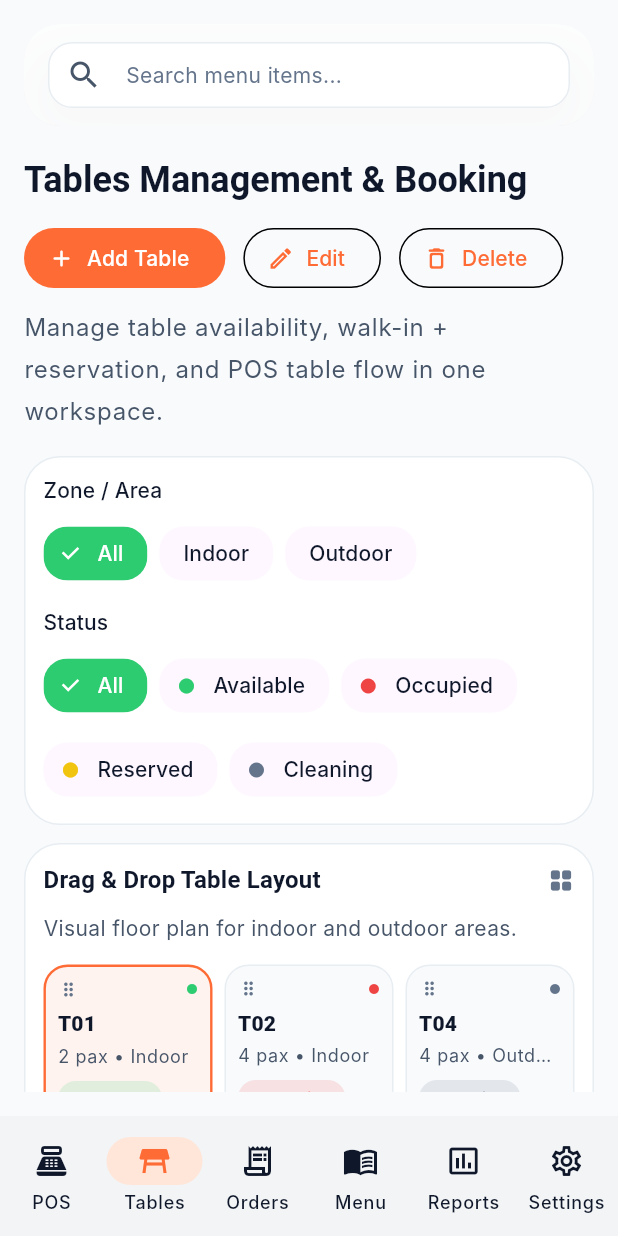
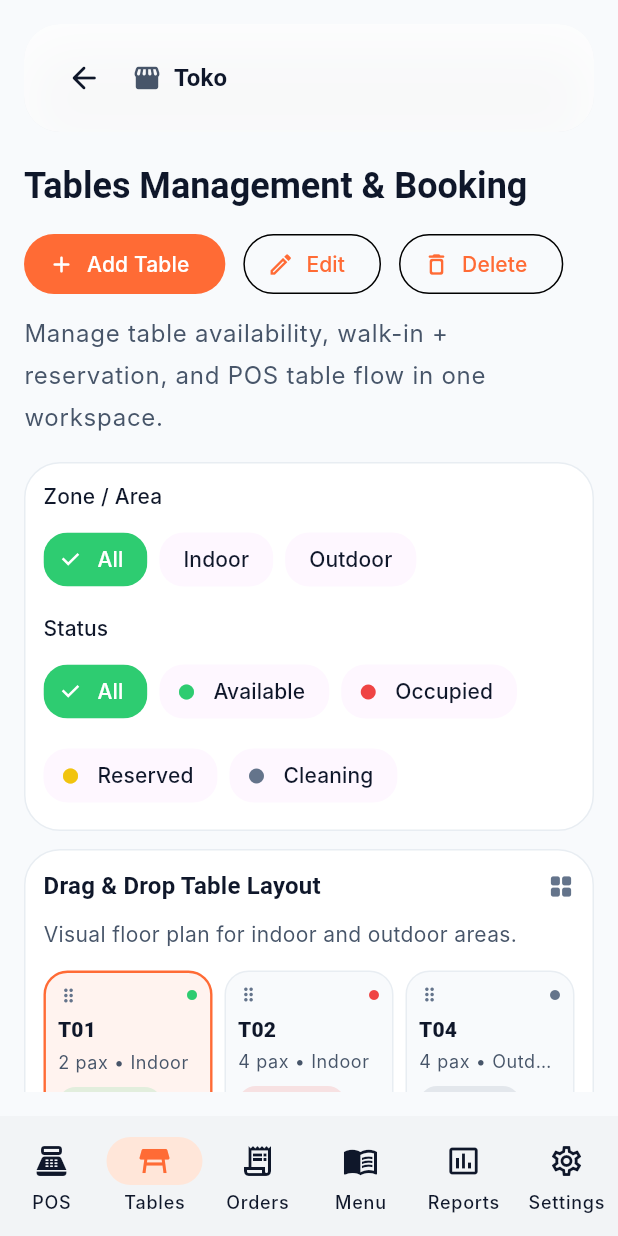
Before and after one commit to Dhegas/fe_gangsta_flutter, a Flutter app: the PosPage screen opened directly, item 2 of the bottom bar chosen, on a phone screen of 412 x 824 dp. Run offline on Flutter 3.47's test engine with Material 3 defaults, Android fonts, the phone set to English and light mode, and no system bars; our stand-ins replace qr_flutter; missing offline and left inert: dart:html, mobile_scanner; network calls fail; Roboto replaces fonts that are missing (Inter, Plus Jakarta Sans).

Commit message:
feat: menambahkan tombol kembali ke outlet lain pada tampilan mobile, dan memperbaiki searchbar dan menghapus searchbar pada halaman fitur lain dna mengadakannya pada halaman difitur tertentu sesuai keperluan, dan memperbaiki tampilan profil agar sesuai dengan fallback nama pertama tenant

```diff
--- a/lib/features/merchant/menu_management/presentation/pages/menu_management_page.dart
+++ b/lib/features/merchant/menu_management/presentation/pages/menu_management_page.dart
@@ -92,6 +92,7 @@ class _MenuManagementPageState extends State<MenuManagementPage> {
                             children: [
                               MerchantTopBar(
                                 onSearchChanged: _controller.updateSearch,
+                                searchQuery: state.searchQuery,
                                 isCompact: !isDesktop,
                               ),
                               const SizedBox(height: AppSpacing.space3),
--- a/lib/features/merchant/menu_management/presentation/widgets/merchant_sidebar.dart
+++ b/lib/features/merchant/menu_management/presentation/widgets/merchant_sidebar.dart
@@ -47,7 +47,7 @@ class MerchantSidebar extends StatelessWidget {
                 ),
                 alignment: Alignment.center,
                 child: Text(
-                  'B',
+                  merchantName.isNotEmpty ? merchantName[0].toUpperCase() : 'T',
                   style: textTheme.titleMedium?.copyWith(color: Colors.white),
                 ),
               ),
--- a/lib/features/merchant/menu_management/presentation/widgets/merchant_top_bar.dart
+++ b/lib/features/merchant/menu_management/presentation/widgets/merchant_top_bar.dart
@@ -3,17 +3,52 @@ import 'dart:ui';
 import 'package:fe_gangsta_flutter/design_system/tokens/app_colors.dart';
 import 'package:fe_gangsta_flutter/design_system/tokens/app_radius.dart';
 import 'package:fe_gangsta_flutter/design_system/tokens/app_spacing.dart';
+import 'package:fe_gangsta_flutter/main.dart';
+import 'package:fe_gangsta_flutter/features/merchant/tenant_selection_page.dart';
+import 'package:fe_gangsta_flutter/core/services/api_client.dart';
 import 'package:flutter/material.dart';
 
-class MerchantTopBar extends StatelessWidget {
+class MerchantTopBar extends StatefulWidget {
   const MerchantTopBar({
     super.key,
     required this.onSearchChanged,
+    this.searchQuery = '',
     this.isCompact = false,
+    this.showSearchBar = true,
   });
 
   final ValueChanged<String> onSearchChanged;
+  final String searchQuery;
   final bool isCompact;
+  final bool showSearchBar;
+
+  @override
+  State<MerchantTopBar> createState() => _MerchantTopBarState();
+}
+
+class _MerchantTopBarState extends State<MerchantTopBar> {
+  late final TextEditingController _searchController;
+
+  @override
+  void initState() {
+    super.initState();
+    _searchController = TextEditingController(text: widget.searchQuery);
+  }
+
+  @override
+  void didUpdateWidget(covariant MerchantTopBar oldWidget) {
+    super.didUpdateWidget(oldWidget);
+    if (widget.searchQuery != oldWidget.searchQuery &&
+        widget.searchQuery != _searchController.text) {
+      _searchController.text = widget.searchQuery;
+    }
+  }
+
+  @override
+  void dispose() {
+    _searchController.dispose();
+    super.dispose();
+  }
 
   @override
   Widget build(BuildContext context) {
@@ -41,6 +76,28 @@ class MerchantTopBar extends StatelessWidget {
           ),
           child: Row(
             children: [
+              if (widget.isCompact) ...[
+                IconButton(
+                  onPressed: () {
+                    navigatorKey.currentState?.pushAndRemoveUntil(
+                      MaterialPageRoute<void>(
+                        builder: (context) => MerchantTenantSelectionPage(
+                          onLogoutPressed: () {
+                            AuthState.logout();
+                            navigatorKey.currentState?.pushReplacementNamed('/');
+                          },
+                        ),
+                      ),
+                      (route) => false,
+                    );
+                  },
+                  icon: const Icon(Icons.arrow_back_rounded),
+                  color: isDarkMode ? const Color(0xFFF1F5F9) : AppColors.textPrimary,
+                  tooltip: 'Pilih Outlet Lain',
+                ),
+                const SizedBox(width: AppSpacing.space2),
+              ],
+              if (widget.showSearchBar) ...[
                 Expanded(
                   child: Container(
                     height: 44,
@@ -50,7 +107,8 @@ class MerchantTopBar extends StatelessWidget {
                     ),
                     alignment: Alignment.center,
                     child: TextField(
-                    onChanged: onSearchChanged,
+                      controller: _searchController,
+                      onChanged: widget.onSearchChanged,
                       style: Theme.of(context).textTheme.bodyMedium,
                       decoration: InputDecoration(
                         prefixIcon: Icon(
@@ -67,7 +125,16 @@ class MerchantTopBar extends StatelessWidget {
                     ),
                   ),
                 ),
-              if (!isCompact) ...[
+              ] else ...[
+                _buildDesktopTenantProfile(context, isDarkMode),
+                const Spacer(),
+              ],
+              if (widget.isCompact) ...[
+                if (widget.showSearchBar) ...[
+                  const SizedBox(width: AppSpacing.space2),
+                  _buildTenantProfile(context, isDarkMode),
+                ],
+              ] else ...[
                 const SizedBox(width: AppSpacing.space4),
                 const _TopActionIcon(icon: Icons.notifications_none_outlined),
                 const SizedBox(width: AppSpacing.space2),
@@ -77,6 +144,78 @@ class MerchantTopBar extends StatelessWidget {
           ),
         ),
       ),
+    );
+  }
+
+  Widget _buildTenantProfile(BuildContext context, bool isDarkMode) {
+    final tenantName = ApiClient.activeTenantName ?? 'Toko';
+    final initial = tenantName.isNotEmpty ? tenantName[0].toUpperCase() : 'T';
+    final screenWidth = MediaQuery.of(context).size.width;
+    final showName = screenWidth >= 480;
+
+    return Row(
+      mainAxisSize: MainAxisSize.min,
+      children: [
+        if (showName) ...[
+          Container(
+            constraints: const BoxConstraints(maxWidth: 120),
+            child: Text(
+              tenantName,
+              maxLines: 1,
+              overflow: TextOverflow.ellipsis,
+              style: Theme.of(context).textTheme.labelLarge?.copyWith(
+                    fontWeight: FontWeight.bold,
+                    color: isDarkMode ? const Color(0xFFF1F5F9) : AppColors.textPrimary,
+                  ),
+            ),
+          ),
+          const SizedBox(width: 8),
+        ],
+        Tooltip(
+          message: tenantName,
+          child: Container(
+            height: 36,
+            width: 36,
+            decoration: BoxDecoration(
+              shape: BoxShape.circle,
+              color: isDarkMode ? const Color(0xFF334155) : AppColors.primary.withOpacity(0.15),
+              border: Border.all(
+                color: isDarkMode ? const Color(0xFF475569) : AppColors.primary.withOpacity(0.4),
+                width: 1.5,
+              ),
+            ),
+            alignment: Alignment.center,
+            child: Text(
+              initial,
+              style: Theme.of(context).textTheme.titleSmall?.copyWith(
+                    color: isDarkMode ? const Color(0xFFF1F5F9) : AppColors.primary,
+                    fontWeight: FontWeight.bold,
+                  ),
+            ),
+          ),
+        ),
+      ],
+    );
+  }
+
+  Widget _buildDesktopTenantProfile(BuildContext context, bool isDarkMode) {
+    final tenantName = ApiClient.activeTenantName ?? 'Toko';
+    return Row(
+      children: [
+        Icon(
+          Icons.storefront_rounded,
+          color: isDarkMode ? const Color(0xFF94A3B8) : AppColors.textSecondary,
+          size: 20,
+        ),
+        const SizedBox(width: 8),
+        Text(
+          tenantName,
+          style: Theme.of(context).textTheme.titleMedium?.copyWith(
+                fontWeight: FontWeight.bold,
+                color: isDarkMode ? const Color(0xFFF1F5F9) : AppColors.textPrimary,
+              ),
+        ),
+      ],
     );
   }
 }
--- a/lib/features/merchant/order_management/presentation/pages/order_management_page.dart
+++ b/lib/features/merchant/order_management/presentation/pages/order_management_page.dart
@@ -167,7 +167,7 @@ class _OrderManagementPageState extends State<OrderManagementPage> {
   @override
   Widget build(BuildContext context) {
     final state = _controller.state;
-    final merchantName = ApiClient.activeTenantName ?? 'Bistro Moderne';
+    final merchantName = ApiClient.activeTenantName ?? 'Toko';
 
     return LayoutBuilder(
       builder: (context, constraints) {
@@ -205,6 +205,7 @@ class _OrderManagementPageState extends State<OrderManagementPage> {
                         MerchantTopBar(
                           onSearchChanged: (_) {},
                           isCompact: !isTablet,
+                          showSearchBar: false,
                         ),
                         const SizedBox(height: AppSpacing.space5),
                         Row(
--- a/lib/features/merchant/pos/presentation/pages/pos_page.dart
+++ b/lib/features/merchant/pos/presentation/pages/pos_page.dart
@@ -143,6 +143,7 @@ class _PosPageState extends State<PosPage> {
                                 ),
                               MerchantTopBar(
                                 onSearchChanged: _controller.updateSearch,
+                                searchQuery: state.searchQuery,
                                 isCompact: !isDesktop,
                               ),
                               const SizedBox(height: AppSpacing.space1),
--- a/lib/features/merchant/report/presentation/pages/report_overview_page.dart
+++ b/lib/features/merchant/report/presentation/pages/report_overview_page.dart
@@ -76,7 +76,7 @@ class _ReportOverviewPageState extends State<ReportOverviewPage> {
                 children: [
                   if (isDesktop)
                     MerchantSidebar(
-                      merchantName: ApiClient.activeTenantName ?? 'Bistro Moderne',
+                      merchantName: ApiClient.activeTenantName ?? 'Toko',
                       merchantRoleLabel: 'Owner',
                       selectedItem: _selectedNav,
                       onTapItem: _handleNavTap,
@@ -95,6 +95,7 @@ class _ReportOverviewPageState extends State<ReportOverviewPage> {
                           MerchantTopBar(
                             onSearchChanged: (_) {},
                             isCompact: !isTablet,
+                            showSearchBar: false,
                           ),
                           const SizedBox(height: AppSpacing.space4),
                           _HeaderControls(
--- a/lib/features/merchant/settings/presentation/pages/settings_page.dart
+++ b/lib/features/merchant/settings/presentation/pages/settings_page.dart
@@ -49,7 +49,7 @@ class _SettingsPageState extends State<SettingsPage> {
           children: [
             if (isDesktop)
               MerchantSidebar(
-                merchantName: ApiClient.activeTenantName ?? 'Bistro Moderne',
+                merchantName: ApiClient.activeTenantName ?? 'Toko',
                 merchantRoleLabel: 'Owner',
                 selectedItem: _selectedNav,
                 onTapItem: _handleNavTap,
@@ -68,6 +68,7 @@ class _SettingsPageState extends State<SettingsPage> {
                     MerchantTopBar(
                       onSearchChanged: (_) {},
                       isCompact: !isTablet,
+                      showSearchBar: false,
                     ),
                     const SizedBox(height: AppSpacing.space6),
                     Text(
--- a/lib/features/merchant/table_management/presentation/pages/table_status_page.dart
+++ b/lib/features/merchant/table_management/presentation/pages/table_status_page.dart
@@ -77,7 +77,7 @@ class _TableStatusPageState extends State<TableStatusPage> {
               children: [
                 if (isDesktop)
                   MerchantSidebar(
-                    merchantName: ApiClient.activeTenantName ?? 'Bistro Moderne',
+                    merchantName: ApiClient.activeTenantName ?? 'Toko',
                     merchantRoleLabel: 'Kitchen Lead',
                     selectedItem: _selectedNav,
                     onTapItem: _handleNavTap,
@@ -96,6 +96,7 @@ class _TableStatusPageState extends State<TableStatusPage> {
                         MerchantTopBar(
                           onSearchChanged: (_) {},
                           isCompact: !isTablet,
+                          showSearchBar: false,
                         ),
                         const SizedBox(height: AppSpacing.space5),
                         _TableHeader(
```
Lines whose indentation alone changed are shown as unchanged.
